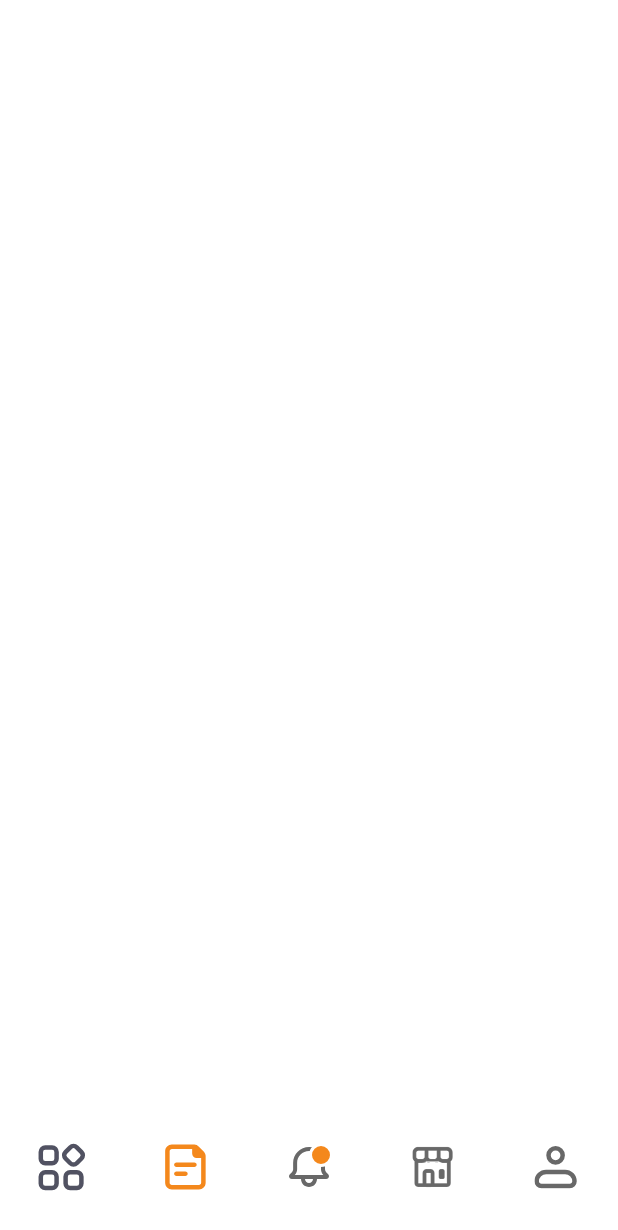
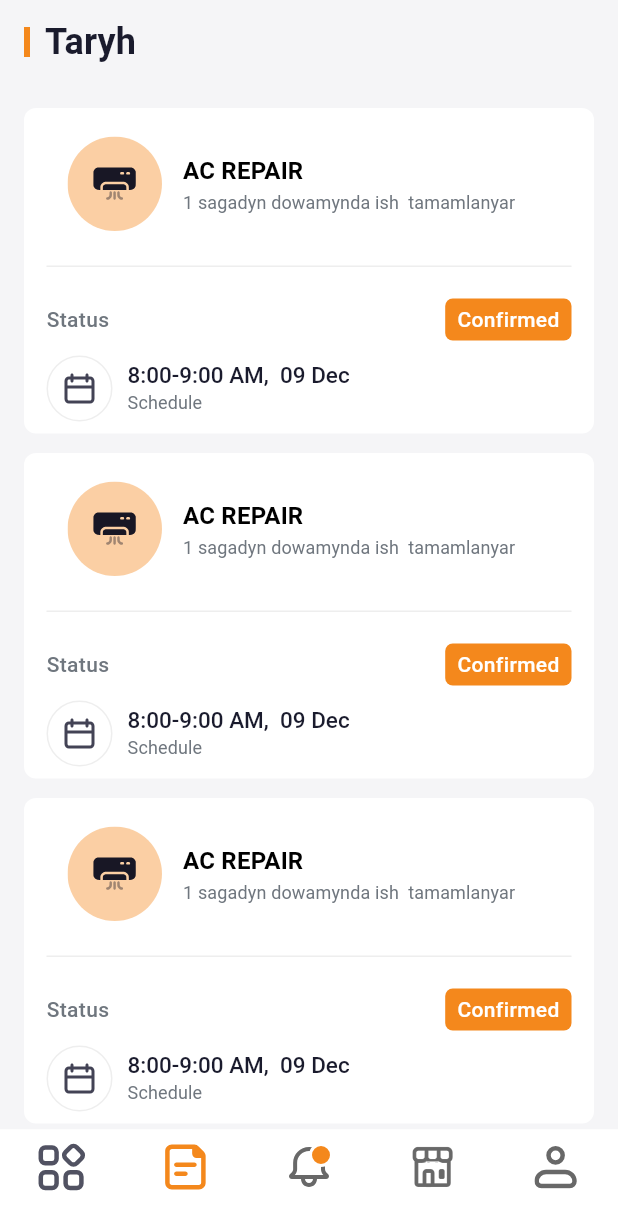
Before and after one commit to Yagshymyradov/Ussat-App, a Flutter app: the screen it shows after launch, item 2 of the bottom bar chosen, on a phone screen of 412 x 824 dp. Shown: the top 1230 px of the screen. Run offline on Flutter 3.47's test engine with Material 3 defaults, Android fonts, the phone set to English and light mode, and no system bars; our stand-ins replace flutter_svg.

Commit message:
history screen

```diff
--- /dev/null
+++ b/lib/screens/history_screen/history_card.dart
@@ -0,0 +1,81 @@
+import 'package:flutter/material.dart';
+
+import '../../utils/assets.dart';
+import '../../utils/theme.dart';
+import '../home_screen/categories_tile.dart';
+
+class HistoryCard extends StatelessWidget {
+  const HistoryCard({super.key});
+
+  @override
+  Widget build(BuildContext context) {
+    final appTextTheme = context.appTextTheme;
+    final textTheme = context.textTheme;
+    return DecoratedBox(
+      decoration: BoxDecoration(
+        borderRadius: BorderRadius.circular(8),
+        color: AppColors.whiteColor,
+      ),
+      child: Padding(
+        padding: const EdgeInsets.symmetric(horizontal: 15, vertical: 8),
+        child: Column(
+          children: [
+            const CategoriesTile(borderColor: Colors.transparent),
+            const SizedBox(height: 13),
+            const Divider(),
+            const SizedBox(height: 21),
+            Row(
+              mainAxisAlignment: MainAxisAlignment.spaceBetween,
+              children: [
+                Text(
+                  'Status',
+                  style: appTextTheme.cardMedium,
+                ),
+                DecoratedBox(
+                  decoration: BoxDecoration(
+                    borderRadius: BorderRadius.circular(5),
+                    color: AppColors.orangeColor,
+                  ),
+                  child: Padding(
+                    padding: const EdgeInsets.symmetric(
+                      horizontal: 8,
+                      vertical: 4,
+                    ),
+                    child: Text(
+                      'Confirmed',
+                      style: appTextTheme.smallButton,
+                    ),
+                  ),
+                ),
+              ],
+            ),
+            const SizedBox(height: 10),
+            Row(
+              children: [
+                DecoratedBox(
+                  decoration: BoxDecoration(
+                    borderRadius: BorderRadius.circular(50),
+                    border: Border.all(color: AppColors.dividerColor),
+                  ),
+                  child: Padding(
+                    padding: const EdgeInsets.all(10),
+                    child: AppIcons.date.svgPicture(),
+                  ),
+                ),
+                const SizedBox(width: 10),
+                Column(
+                  crossAxisAlignment: CrossAxisAlignment.start,
+                  children: [
+                    Text('8:00-9:00 AM,  09 Dec', style: textTheme.displaySmall),
+                    const SizedBox(width: 6),
+                    Text('Schedule', style: textTheme.titleSmall),
+                  ],
+                ),
+              ],
+            ),
+          ],
+        ),
+      ),
+    );
+  }
+}
--- /dev/null
+++ b/lib/screens/history_screen/history_screen.dart
@@ -0,0 +1,31 @@
+import 'package:flutter/material.dart';
+
+import '../../components/text_with_stick.dart';
+import '../../utils/theme.dart';
+import 'history_card.dart';
+
+class HistoryScreen extends StatelessWidget {
+  const HistoryScreen({super.key});
+
+  @override
+  Widget build(BuildContext context) {
+    final textTheme = context.textTheme;
+    return Scaffold(
+      backgroundColor: AppColors.lightColor,
+      appBar: AppBar(
+        backgroundColor: Colors.transparent,
+        title: TextWithStick(
+          Text('Taryh', style: textTheme.labelLarge),
+        ),
+      ),
+      body: ListView.separated(
+        padding: const EdgeInsets.all(16),
+        itemBuilder: (context, index) => const HistoryCard(),
+        separatorBuilder: (context, index) => const SizedBox(
+          height: 13,
+        ),
+        itemCount: 5,
+      ),
+    );
+  }
+}
--- a/lib/screens/home_screen/categories_tile.dart
+++ b/lib/screens/home_screen/categories_tile.dart
@@ -6,17 +6,22 @@ import '../../utils/theme.dart';
 import 'service_details_screen/service_details_screen.dart';
 
 class CategoriesTile extends StatelessWidget {
-  const CategoriesTile({super.key});
+  final Color borderColor;
+
+  const CategoriesTile({
+    super.key,
+    this.borderColor = AppColors.easyLightGreyColor,
+  });
 
   @override
   Widget build(BuildContext context) {
-    final texTheme = context.textTheme;
+    final textTheme = context.textTheme;
     return InkWell(
       onTap: () => navigateToScreen(context, const ServicesDetailsScreen()),
       child: DecoratedBox(
         decoration: BoxDecoration(
           borderRadius: BorderRadius.circular(15),
-          border: Border.all(color: AppColors.easyLightGreyColor),
+          border: Border.all(color: borderColor),
         ),
         child: Padding(
           padding: const EdgeInsets.symmetric(horizontal: 14, vertical: 11),
@@ -36,10 +41,10 @@ class CategoriesTile extends StatelessWidget {
                 child: Column(
                   crossAxisAlignment: CrossAxisAlignment.start,
                   children: [
-                    Text('AC REPAIR', style: texTheme.titleMedium),
+                    Text('AC REPAIR', style: textTheme.titleMedium),
                     Text(
                       '1 sagadyn dowamynda ish  tamamlanyar',
-                      style: texTheme.titleSmall,
+                      style: textTheme.titleSmall,
                     ),
                   ],
                 ),
--- a/lib/screens/home_screen/home_screen.dart
+++ b/lib/screens/home_screen/home_screen.dart
@@ -1,7 +1,7 @@
 import 'package:flutter/material.dart';
 
 import '../../components/search.dart';
-import '../../components/stick.dart';
+import '../../components/text_with_stick.dart';
 import '../../utils/assets.dart';
 import '../../utils/theme.dart';
 import 'categories_tile.dart';
--- a/lib/screens/home_screen/service_details_screen/service_details_screen.dart
+++ b/lib/screens/home_screen/service_details_screen/service_details_screen.dart
@@ -22,7 +22,10 @@ class ServicesDetailsScreen extends StatelessWidget {
         automaticallyImplyLeading: false,
         title: Row(
           children: [
-            AppIcons.chevronLeft.svgPicture(),
+            InkWell(
+              onTap: () => Navigator.pop(context),
+              child: AppIcons.chevronLeft.svgPicture(),
+            ),
             const SizedBox(width: 20),
             Expanded(
               child: Text('arassachylyk', style: textTheme.displayMedium),
--- a/lib/screens/home_screen/service_details_screen/widgets/add_description.dart
+++ b/lib/screens/home_screen/service_details_screen/widgets/add_description.dart
@@ -1,7 +1,7 @@
 import 'package:flutter/material.dart';
 
 import '../../../../components/field_text.dart';
-import '../../../../components/stick.dart';
+import '../../../../components/text_with_stick.dart';
 import '../../../../utils/theme.dart';
 
 class AddDescription extends StatelessWidget {
--- a/lib/screens/home_screen/service_details_screen/widgets/select_date_time_widget.dart
+++ b/lib/screens/home_screen/service_details_screen/widgets/select_date_time_widget.dart
@@ -1,6 +1,6 @@
 import 'package:flutter/material.dart';
 
-import '../../../../components/stick.dart';
+import '../../../../components/text_with_stick.dart';
 import '../../../../utils/assets.dart';
 import '../../../../utils/theme.dart';
 
--- a/lib/screens/home_screen/service_details_screen/widgets/type_of_property.dart
+++ b/lib/screens/home_screen/service_details_screen/widgets/type_of_property.dart
@@ -1,6 +1,6 @@
 import 'package:flutter/material.dart';
 
-import '../../../../components/stick.dart';
+import '../../../../components/text_with_stick.dart';
 import '../../../../utils/assets.dart';
 import '../../../../utils/theme.dart';
 
--- a/lib/screens/main_screen.dart
+++ b/lib/screens/main_screen.dart
@@ -2,6 +2,7 @@ import 'package:flutter/material.dart';
 
 import '../utils/assets.dart';
 import '../utils/theme.dart';
+import 'history_screen/history_screen.dart';
 import 'home_screen/home_screen.dart';
 
 class MainScreen extends StatefulWidget {
@@ -14,7 +15,7 @@ class MainScreen extends StatefulWidget {
 class _MainScreenState extends State<MainScreen> {
   final pages = [
     const HomeScreen(),
-    Container(),
+    const HistoryScreen(),
     Container(),
     Container(),
     Container(),
--- a/lib/utils/theme.dart
+++ b/lib/utils/theme.dart
@@ -1,4 +1,5 @@
 import 'package:flutter/material.dart';
+import 'theme_extension.dart';
 
 class AppTheme {
   AppTheme._();
@@ -59,6 +60,7 @@ class AppTheme {
         color: AppColors.easyDarkGreyColor,
       ),
     ),
+    extensions: const [TextStyleLight],
     textTheme: const TextTheme(
       displayMedium: TextStyle(
         fontSize: 20,
@@ -66,7 +68,7 @@ class AppTheme {
         color: AppColors.easyDarkGreyColor,
       ),
       displaySmall: TextStyle(
-        fontSize: 16,
+        fontSize: 15,
         fontWeight: FontWeight.w500,
         color: AppColors.darkInkColor,
       ),
@@ -78,7 +80,7 @@ class AppTheme {
       titleSmall: TextStyle(
         fontSize: 12,
         fontWeight: FontWeight.w400,
-        color: AppColors.blackColor,
+        color: AppColors.easyDarkGreyColor,
       ),
       labelLarge: TextStyle(
         fontSize: 24,
@@ -150,4 +152,6 @@ extension BuildContextX on BuildContext {
   ThemeData get themeData => Theme.of(this);
 
   TextTheme get textTheme => Theme.of(this).textTheme;
+
+  AppTextStyles get appTextTheme => Theme.of(this).extension<AppTextStyles>()!;
 }
--- /dev/null
+++ b/lib/utils/theme_extension.dart
@@ -0,0 +1,43 @@
+import 'package:flutter/material.dart';
+
+import 'theme.dart';
+
+@immutable
+class AppTextStyles extends ThemeExtension<AppTextStyles> {
+  final TextStyle? cardMedium;
+  final TextStyle? smallButton;
+
+  const AppTextStyles({required this.cardMedium, required this.smallButton});
+
+  @override
+  AppTextStyles copyWith({TextStyle? cardMedium, TextStyle? smallButton}) {
+    return AppTextStyles(
+      cardMedium: cardMedium ?? this.cardMedium,
+      smallButton: smallButton ?? this.smallButton,
+    );
+  }
+
+  @override
+  AppTextStyles lerp(AppTextStyles? other, double t) {
+    if (other is! AppTextStyles) {
+      return this;
+    }
+    return AppTextStyles(
+      cardMedium: cardMedium,
+      smallButton: smallButton,
+    );
+  }
+}
+
+const TextStyleLight = AppTextStyles(
+  cardMedium: TextStyle(
+    fontSize: 14,
+    fontWeight: FontWeight.w500,
+    color: AppColors.easyDarkGreyColor,
+  ),
+  smallButton: TextStyle(
+    fontSize: 14,
+    fontWeight: FontWeight.w500,
+    color: AppColors.whiteColor,
+  ),
+);
```
Also changed, not shown: lib/components/text_with_stick.dart (renamed from lib/components/stick.dart).
